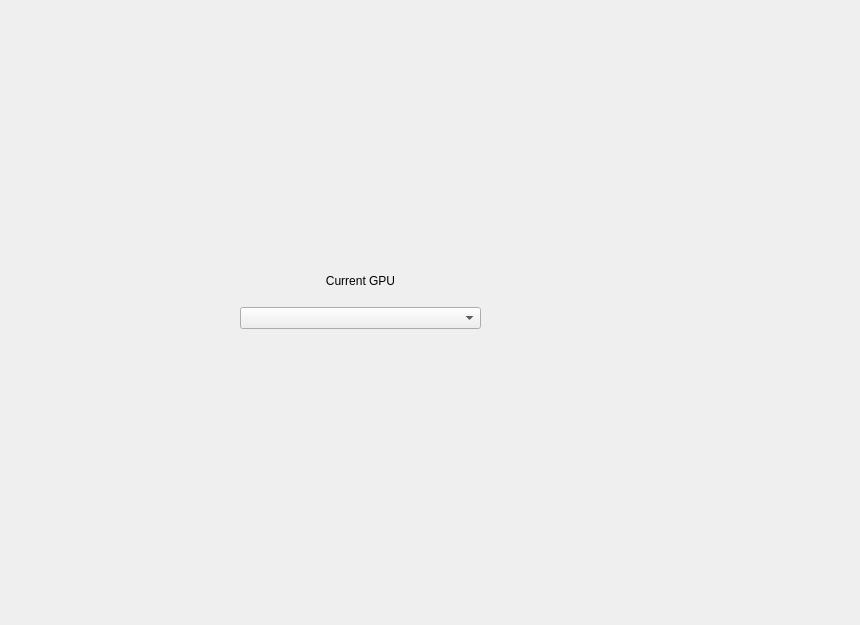
Above: launcher/forms/graphsettingswindow.ui from maisvendoo/RRS before the change. Below: the same form after it.
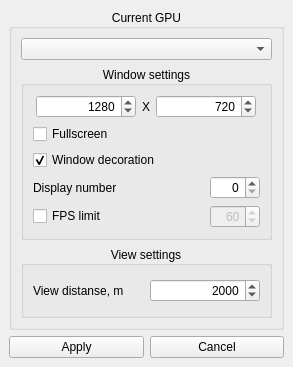
That is the form after the change.

Commit message: Скомпоновал дизан окна графических настроек

What changed in the file:
```diff
--- a/launcher/forms/graphsettingswindow.ui
+++ b/launcher/forms/graphsettingswindow.ui
@@ -6,49 +6,302 @@
    <rect>
     <x>0</x>
     <y>0</y>
-    <width>860</width>
-    <height>625</height>
+    <width>293</width>
+    <height>367</height>
    </rect>
   </property>
+  <property name="sizePolicy">
+   <sizepolicy hsizetype="Fixed" vsizetype="Fixed">
+    <horstretch>0</horstretch>
+    <verstretch>0</verstretch>
+   </sizepolicy>
+  </property>
   <property name="windowTitle">
    <string>Graphics settings</string>
   </property>
   <widget class="QWidget" name="centralwidget">
-   <widget class="QWidget" name="verticalLayoutWidget">
-    <property name="geometry">
-     <rect>
-      <x>240</x>
-      <y>260</y>
-      <width>241</width>
-      <height>80</height>
-     </rect>
-    </property>
-    <layout class="QVBoxLayout" name="verticalLayout" stretch="1,1">
-     <item>
-      <widget class="QLabel" name="label">
-       <property name="maximumSize">
-        <size>
-         <width>16777215</width>
-         <height>21</height>
-        </size>
-       </property>
-       <property name="text">
-        <string>Current GPU</string>
-       </property>
-       <property name="alignment">
-        <set>Qt::AlignCenter</set>
-       </property>
-      </widget>
-     </item>
-     <item>
-      <widget class="QComboBox" name="cbListGPU">
-       <property name="editable">
-        <bool>false</bool>
-       </property>
-      </widget>
-     </item>
-    </layout>
-   </widget>
+   <layout class="QVBoxLayout" name="verticalLayout_5">
+    <item>
+     <layout class="QVBoxLayout" name="verticalLayout" stretch="0,0">
+      <item>
+       <widget class="QGroupBox" name="groupBox">
+        <property name="title">
+         <string>Current GPU</string>
+        </property>
+        <property name="alignment">
+         <set>Qt::AlignCenter</set>
+        </property>
+        <layout class="QVBoxLayout" name="verticalLayout_2">
+         <item>
+          <widget class="QComboBox" name="cbListGPU">
+           <property name="editable">
+            <bool>false</bool>
+           </property>
+          </widget>
+         </item>
+         <item>
+          <widget class="QGroupBox" name="groupBox_2">
+           <property name="title">
+            <string>Window settings</string>
+           </property>
+           <property name="alignment">
+            <set>Qt::AlignCenter</set>
+           </property>
+           <layout class="QVBoxLayout" name="verticalLayout_3">
+            <item>
+             <layout class="QHBoxLayout" name="horizontalLayout">
+              <item>
+               <spacer name="horizontalSpacer">
+                <property name="orientation">
+                 <enum>Qt::Horizontal</enum>
+                </property>
+                <property name="sizeHint" stdset="0">
+                 <size>
+                  <width>40</width>
+                  <height>20</height>
+                 </size>
+                </property>
+               </spacer>
+              </item>
+              <item>
+               <widget class="QSpinBox" name="sbWindowWidth">
+                <property name="minimumSize">
+                 <size>
+                  <width>100</width>
+                  <height>0</height>
+                 </size>
+                </property>
+                <property name="maximumSize">
+                 <size>
+                  <width>100</width>
+                  <height>16777215</height>
+                 </size>
+                </property>
+                <property name="alignment">
+                 <set>Qt::AlignRight|Qt::AlignTrailing|Qt::AlignVCenter</set>
+                </property>
+                <property name="maximum">
+                 <number>6880</number>
+                </property>
+                <property name="value">
+                 <number>1280</number>
+                </property>
+               </widget>
+              </item>
+              <item>
+               <widget class="QLabel" name="label">
+                <property name="maximumSize">
+                 <size>
+                  <width>50</width>
+                  <height>16777215</height>
+                 </size>
+                </property>
+                <property name="text">
+                 <string>X</string>
+                </property>
+                <property name="alignment">
+                 <set>Qt::AlignCenter</set>
+                </property>
+               </widget>
+              </item>
+              <item>
+               <widget class="QSpinBox" name="sbWindowHeight">
+                <property name="minimumSize">
+                 <size>
+                  <width>100</width>
+                  <height>0</height>
+                 </size>
+                </property>
+                <property name="maximumSize">
+                 <size>
+                  <width>100</width>
+                  <height>16777215</height>
+                 </size>
+                </property>
+                <property name="alignment">
+                 <set>Qt::AlignRight|Qt::AlignTrailing|Qt::AlignVCenter</set>
+                </property>
+                <property name="maximum">
+                 <number>3870</number>
+                </property>
+                <property name="value">
+                 <number>720</number>
+                </property>
+               </widget>
+              </item>
+              <item>
+               <spacer name="horizontalSpacer_2">
+                <property name="orientation">
+                 <enum>Qt::Horizontal</enum>
+                </property>
+                <property name="sizeHint" stdset="0">
+                 <size>
+                  <width>40</width>
+                  <height>20</height>
+                 </size>
+                </property>
+               </spacer>
+              </item>
+             </layout>
+            </item>
+            <item>
+             <widget class="QCheckBox" name="cbFullScreenMode">
+              <property name="text">
+               <string>Fullscreen</string>
+              </property>
+             </widget>
+            </item>
+            <item>
+             <widget class="QCheckBox" name="cbWindowDecoration">
+              <property name="text">
+               <string>Window decoration</string>
+              </property>
+              <property name="checked">
+               <bool>true</bool>
+              </property>
+             </widget>
+            </item>
+            <item>
+             <layout class="QHBoxLayout" name="horizontalLayout_2">
+              <item>
+               <widget class="QLabel" name="label_2">
+                <property name="text">
+                 <string>Display number</string>
+                </property>
+               </widget>
+              </item>
+              <item>
+               <widget class="QSpinBox" name="sbDisplayNumber">
+                <property name="minimumSize">
+                 <size>
+                  <width>50</width>
+                  <height>0</height>
+                 </size>
+                </property>
+                <property name="maximumSize">
+                 <size>
+                  <width>50</width>
+                  <height>16777215</height>
+                 </size>
+                </property>
+                <property name="alignment">
+                 <set>Qt::AlignRight|Qt::AlignTrailing|Qt::AlignVCenter</set>
+                </property>
+                <property name="maximum">
+                 <number>100</number>
+                </property>
+               </widget>
+              </item>
+             </layout>
+            </item>
+            <item>
+             <layout class="QHBoxLayout" name="horizontalLayout_3">
+              <item>
+               <widget class="QCheckBox" name="cbLimitFPS">
+                <property name="text">
+                 <string>FPS limit</string>
+                </property>
+               </widget>
+              </item>
+              <item>
+               <widget class="QSpinBox" name="sbMaxFPS">
+                <property name="enabled">
+                 <bool>false</bool>
+                </property>
+                <property name="minimumSize">
+                 <size>
+                  <width>50</width>
+                  <height>0</height>
+                 </size>
+                </property>
+                <property name="maximumSize">
+                 <size>
+                  <width>50</width>
+                  <height>16777215</height>
+                 </size>
+                </property>
+                <property name="alignment">
+                 <set>Qt::AlignRight|Qt::AlignTrailing|Qt::AlignVCenter</set>
+                </property>
+                <property name="maximum">
+                 <number>1000</number>
+                </property>
+                <property name="singleStep">
+                 <number>10</number>
+                </property>
+                <property name="value">
+                 <number>60</number>
+                </property>
+               </widget>
+              </item>
+             </layout>
+            </item>
+           </layout>
+          </widget>
+         </item>
+         <item>
+          <widget class="QGroupBox" name="groupBox_3">
+           <property name="title">
+            <string>View settings</string>
+           </property>
+           <property name="alignment">
+            <set>Qt::AlignCenter</set>
+           </property>
+           <layout class="QVBoxLayout" name="verticalLayout_4">
+            <item>
+             <layout class="QHBoxLayout" name="horizontalLayout_4">
+              <item>
+               <widget class="QLabel" name="label_3">
+                <property name="text">
+                 <string>View distanse, m</string>
+                </property>
+               </widget>
+              </item>
+              <item>
+               <widget class="QSpinBox" name="spinBox">
+                <property name="alignment">
+                 <set>Qt::AlignRight|Qt::AlignTrailing|Qt::AlignVCenter</set>
+                </property>
+                <property name="maximum">
+                 <number>100000</number>
+                </property>
+                <property name="singleStep">
+                 <number>100</number>
+                </property>
+                <property name="value">
+                 <number>2000</number>
+                </property>
+               </widget>
+              </item>
+             </layout>
+            </item>
+           </layout>
+          </widget>
+         </item>
+        </layout>
+       </widget>
+      </item>
+      <item>
+       <layout class="QHBoxLayout" name="horizontalLayout_5">
+        <item>
+         <widget class="QPushButton" name="pbGraphApply">
+          <property name="text">
+           <string>Apply</string>
+          </property>
+         </widget>
+        </item>
+        <item>
+         <widget class="QPushButton" name="pbGraphCancel">
+          <property name="text">
+           <string>Cancel</string>
+          </property>
+         </widget>
+        </item>
+       </layout>
+      </item>
+     </layout>
+    </item>
+   </layout>
   </widget>
  </widget>
  <resources/>
```
Left out of the diff: 3 changed lines with no effect on the pictures. The commit also changes 1 other file.
